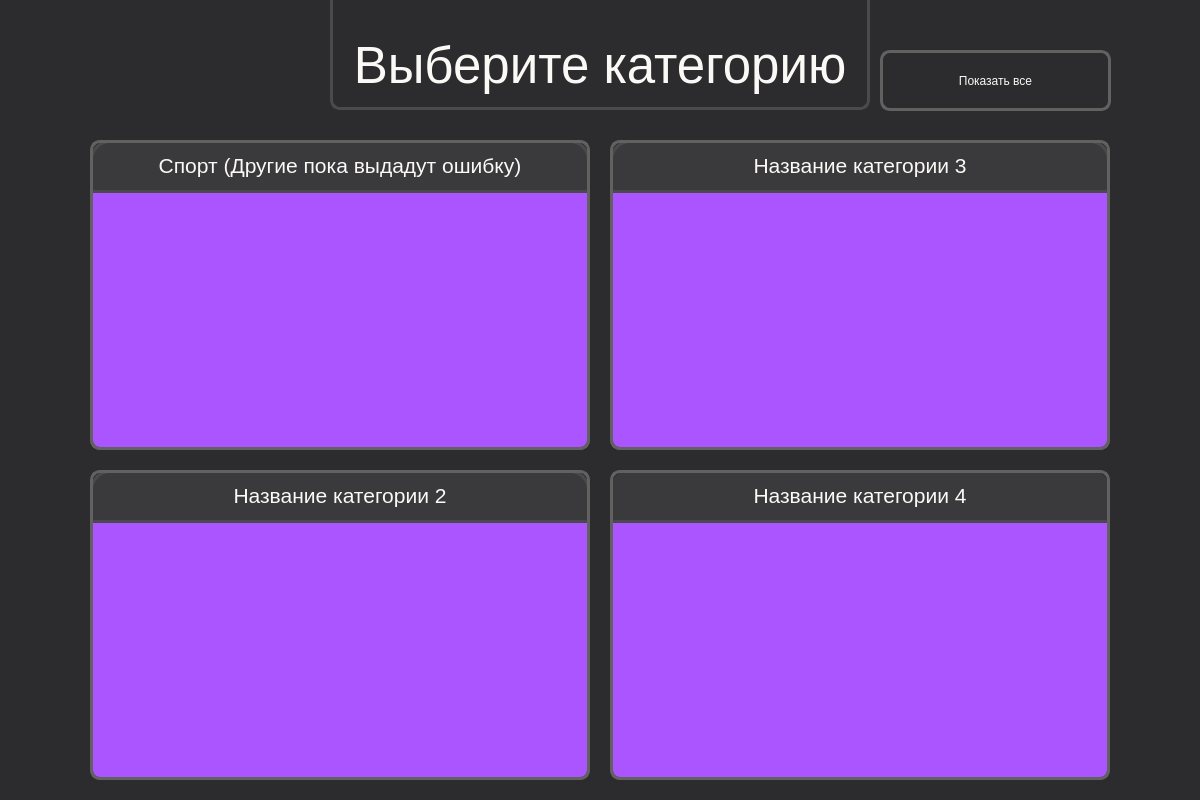
Above: main.ui from cerito20/PIOA-Project before the change. Below: the same form after it.
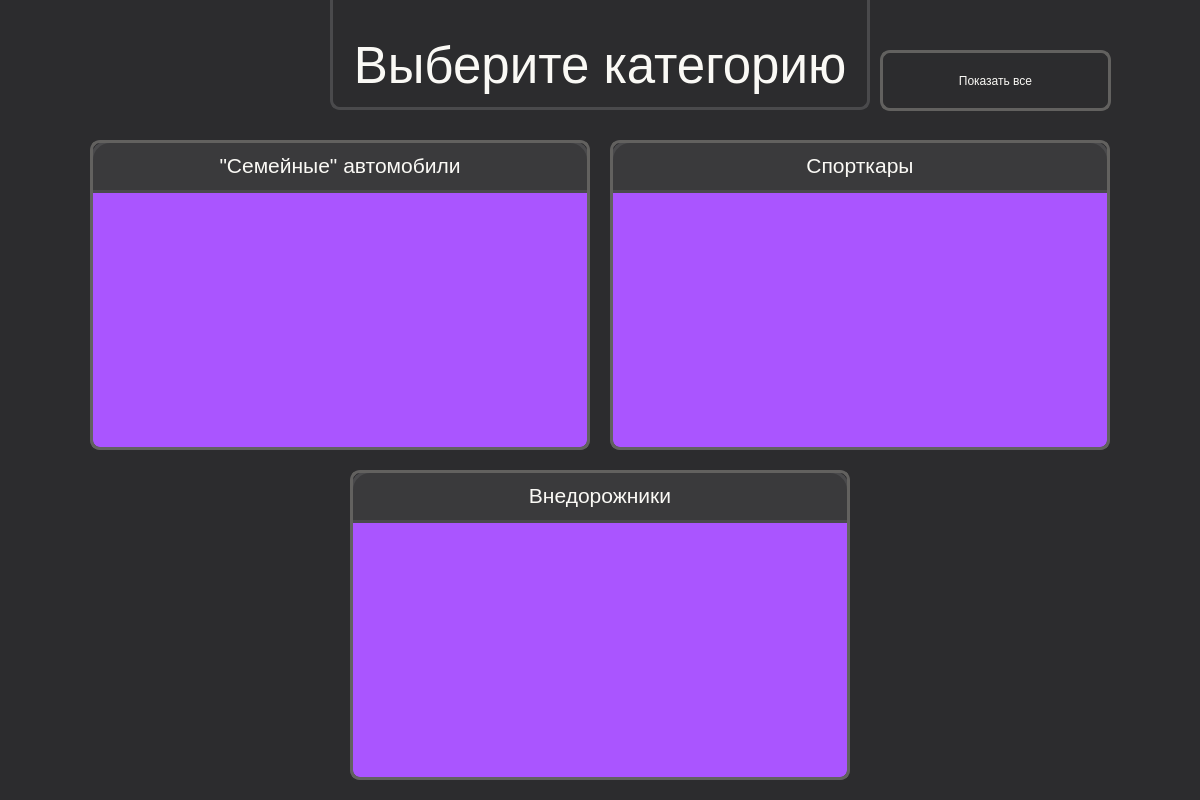
That is the form after the change.

The edit to the form file:
```diff
--- a/main.ui
+++ b/main.ui
@@ -112,6 +112,42 @@
     font-weight: bold;
 }
 
+QScrollBar::add-line:vertical, QScrollBar::sub-line:vertical,
+QScrollBar::add-line:horizontal, QScrollBar::sub-line:horizontal {
+    width: 0px;
+    height: 0px;
+    background: none;
+}
+
+QScrollBar::add-page:vertical, QScrollBar::sub-page:vertical,
+QScrollBar::add-page:horizontal, QScrollBar::sub-page:horizontal {
+    background: none;
+}
+
+QScrollBar:vertical {
+    background: #2b2b2b;
+    width: 10px;
+    border: none;
+}
+
+QScrollBar::handle:vertical {
+    background: #555;
+    border-radius: 5px;
+    min-height: 20px;
+}
+
+QScrollBar:horizontal {
+    background: #2b2b2b;
+    height: 10px;
+    border: none;
+}
+
+QScrollBar::handle:horizontal {
+    background: #555;
+    border-radius: 5px;
+    min-width: 20px;
+}
+
 QLabel {
 color: rgb(250, 249, 245);
 font :&quot;Cascadia Mono SemiBold&quot;;
@@ -338,7 +374,7 @@
         </font>
        </property>
        <property name="text">
-        <string>Спорт (Другие пока выдадут ошибку)</string>
+        <string>&quot;Семейные&quot; автомобили</string>
        </property>
        <property name="alignment">
         <set>Qt::AlignCenter</set>
@@ -385,7 +421,7 @@
      <widget class="QFrame" name="fr_category_2">
       <property name="geometry">
        <rect>
-        <x>90</x>
+        <x>350</x>
         <y>470</y>
         <width>500</width>
         <height>310</height>
@@ -436,7 +472,7 @@
         </font>
        </property>
        <property name="text">
-        <string>Название категории 2</string>
+        <string>Внедорожники</string>
        </property>
        <property name="alignment">
         <set>Qt::AlignCenter</set>
@@ -510,7 +546,7 @@
         </font>
        </property>
        <property name="text">
-        <string>Название категории 3</string>
+        <string>Спорткары</string>
        </property>
        <property name="alignment">
         <set>Qt::AlignCenter</set>
@@ -530,80 +566,6 @@
        </property>
       </widget>
      </widget>
-     <widget class="QFrame" name="fr_category_4">
-      <property name="geometry">
-       <rect>
-        <x>610</x>
-        <y>470</y>
-        <width>500</width>
-        <height>310</height>
-       </rect>
-      </property>
-      <property name="frameShape">
-       <enum>QFrame::StyledPanel</enum>
-      </property>
-      <property name="frameShadow">
-       <enum>QFrame::Raised</enum>
-      </property>
-      <widget class="QLabel" name="carPhoto_4">
-       <property name="geometry">
-        <rect>
-         <x>0</x>
-         <y>50</y>
-         <width>500</width>
-         <height>260</height>
-        </rect>
-       </property>
-       <property name="font">
-        <font>
-         <pointsize>16</pointsize>
-        </font>
-       </property>
-       <property name="styleSheet">
-        <string notr="true">background-color: rgb(170, 85, 255);</string>
-       </property>
-       <property name="text">
-        <string/>
-       </property>
-       <property name="alignment">
-        <set>Qt::AlignCenter</set>
-       </property>
-      </widget>
-      <widget class="QLabel" name="lb_carName_4">
-       <property name="geometry">
-        <rect>
-         <x>0</x>
-         <y>0</y>
-         <width>500</width>
-         <height>50</height>
-        </rect>
-       </property>
-       <property name="font">
-        <font>
-         <pointsize>16</pointsize>
-        </font>
-       </property>
-       <property name="text">
-        <string>Название категории 4</string>
-       </property>
-       <property name="alignment">
-        <set>Qt::AlignCenter</set>
-       </property>
-      </widget>
-      <widget class="QPushButton" name="btn_category_4">
-       <property name="geometry">
-        <rect>
-         <x>0</x>
-         <y>0</y>
-         <width>500</width>
-         <height>310</height>
-        </rect>
-       </property>
-       <property name="text">
-        <string/>
-       </property>
-      </widget>
-     </widget>
      <zorder>lb_bg6</zorder>
      <zorder>lb_greetings</zorder>
      <zorder>btn_show</zorder>
```
Left out of the diff: 98 changed lines with no effect on the pictures.
